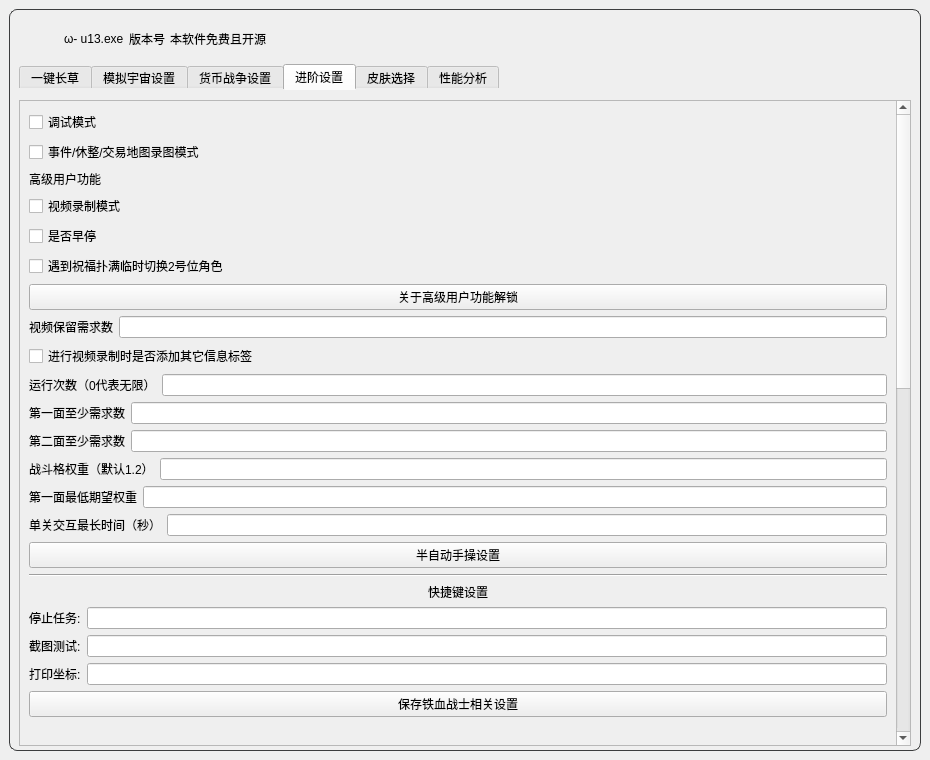
First picture: the form in resource/ui/UI.ui, repository qlx3264/Simulated_Scepter, before the edit.
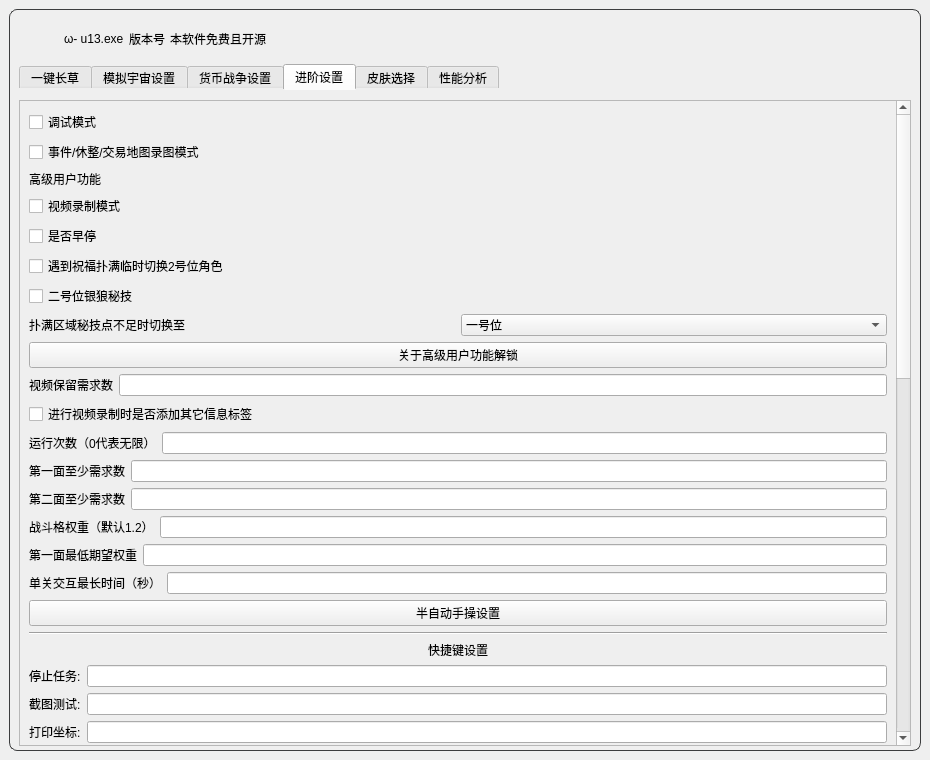
Second picture: the form after the edit. The open tabs and pages were chosen to show the change. Icons and pictures are not drawn.

Commit message: feat: 银狼秘技(二号位)

```diff
--- a/resource/ui/UI.ui
+++ b/resource/ui/UI.ui
@@ -1297,6 +1297,54 @@
                        </property>
                       </widget>
                      </item>
+                     <item>
+                      <widget class="QCheckBox" name="silver_wolf_enable">
+                       <property name="text">
+                        <string>二号位银狼秘技</string>
+                           </property>
+                       <property name="toolTip">
+                        <string>位于首领、精英、事件、奖励、事件虫群区域时，切换至二号位</string>
+                       </property>
+                      </widget>
+                     </item>
+                     <item>
+                      <layout class="QHBoxLayout" name="horizontalLayout_silver_wolf_switch">
+                       <item>
+                        <widget class="QLabel" name="label_silver_wolf_switch">
+                         <property name="text">
+                          <string>扑满区域秘技点不足时切换至</string>
+                         </property>
+                        </widget>
+                       </item>
+                       <item>
+                        <widget class="QComboBox" name="silver_wolf_switch_combo">
+                         <property name="toolTip">
+                          <string>当扑满信标区域无秘技点时切换至其他角色抓扑满</string>
+                         </property>
+                         <item>
+                          <property name="text">
+                           <string>一号位</string>
+                          </property>
+                         </item>
+                         <item>
+                          <property name="text">
+                           <string>二号位</string>
+                          </property>
+                         </item>
+                         <item>
+                          <property name="text">
+                           <string>三号位</string>
+                          </property>
+                         </item>
+                         <item>
+                          <property name="text">
+                           <string>四号位</string>
+                          </property>
+                         </item>
+                        </widget>
+                       </item>
+                      </layout>
+                     </item>
                      <item>
                       <widget class="QPushButton" name="Aboutupdatelock">
                        <property name="text">
```
The commit also changes 3 other files.
